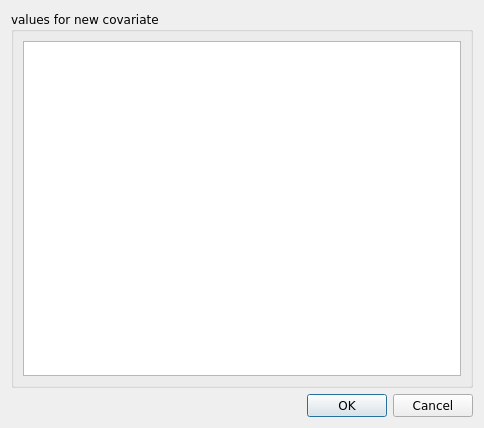
Qt form src/forms/change_cov_type_form.ui (AliSalman-et-al/openmeta-analyst-community) before a commit.
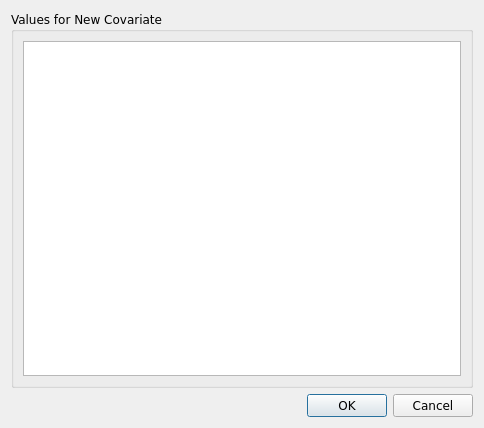
The same form after that commit. Icons and pictures are not drawn.

```diff
--- a/src/forms/change_cov_type_form.ui
+++ b/src/forms/change_cov_type_form.ui
@@ -38,7 +38,7 @@
    <item>
     <widget class="QGroupBox" name="grp_box_preview">
      <property name="title">
-      <string>values for new covariate</string>
+      <string>Values for New Covariate</string>
      </property>
      <layout class="QVBoxLayout" name="verticalLayout">
       <item>
```
